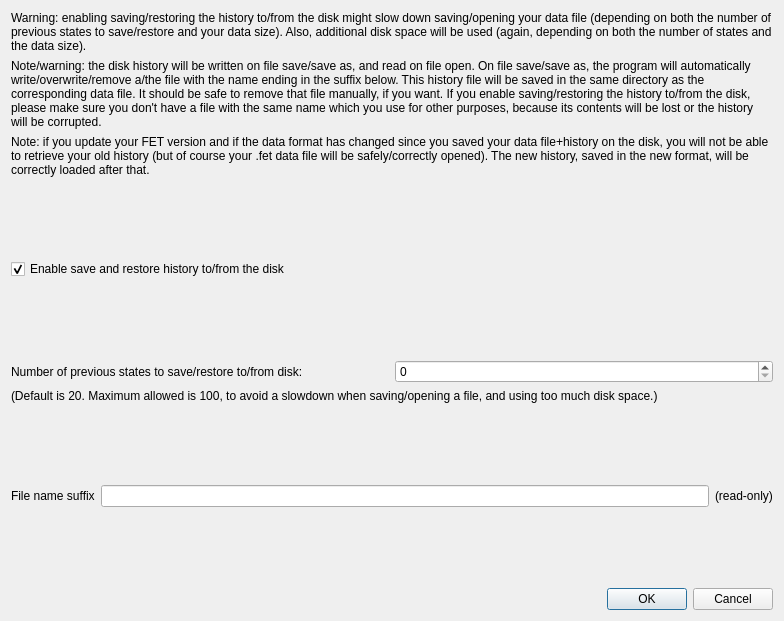
Above: fet/src/interface/settingsrestoredatafromdiskform_template.ui from abderrahimzuro-debug/Open-Timetable before the change. Below: the same form after it.
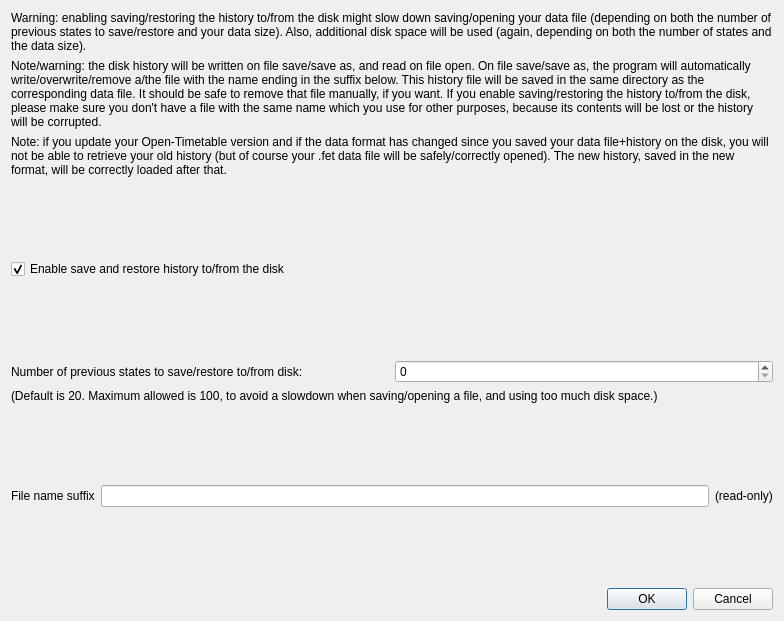
That is the form after the change.

```diff
--- a/fet/src/interface/settingsrestoredatafromdiskform_template.ui
+++ b/fet/src/interface/settingsrestoredatafromdiskform_template.ui
@@ -178,7 +178,7 @@
       </sizepolicy>
      </property>
      <property name="text">
-      <string>Note: if you update your FET version and if the data format has changed since you saved your data file+history on the disk, you will not be able to retrieve your old history (but of course your .fet data file will be safely/correctly opened). The new history, saved in the new format, will be correctly loaded after that.</string>
+      <string>Note: if you update your Open-Timetable version and if the data format has changed since you saved your data file+history on the disk, you will not be able to retrieve your old history (but of course your .fet data file will be safely/correctly opened). The new history, saved in the new format, will be correctly loaded after that.</string>
      </property>
      <property name="wordWrap">
       <bool>true</bool>
```
